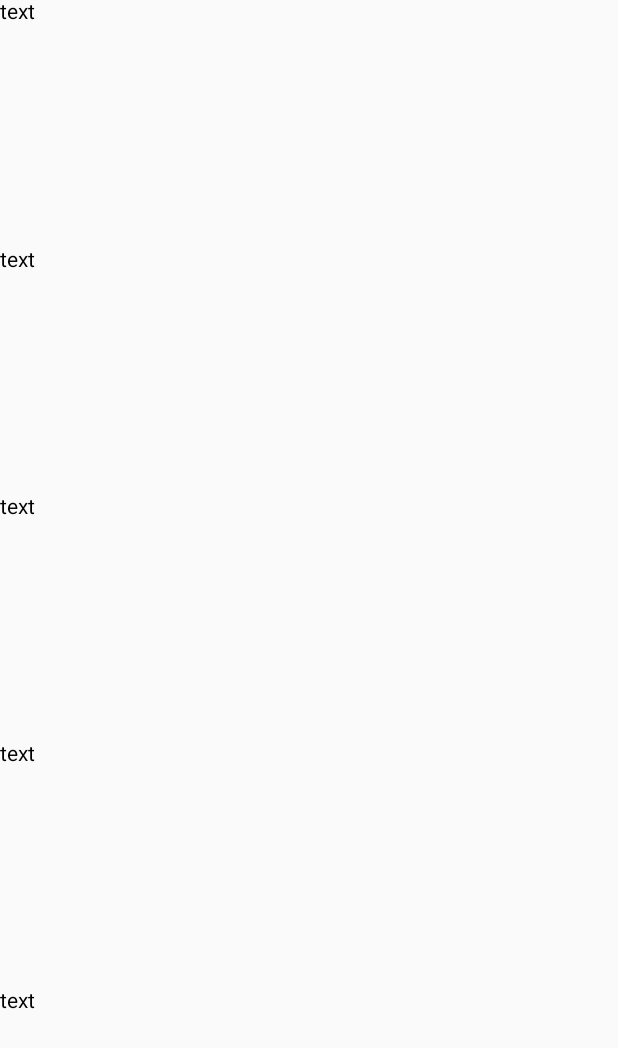
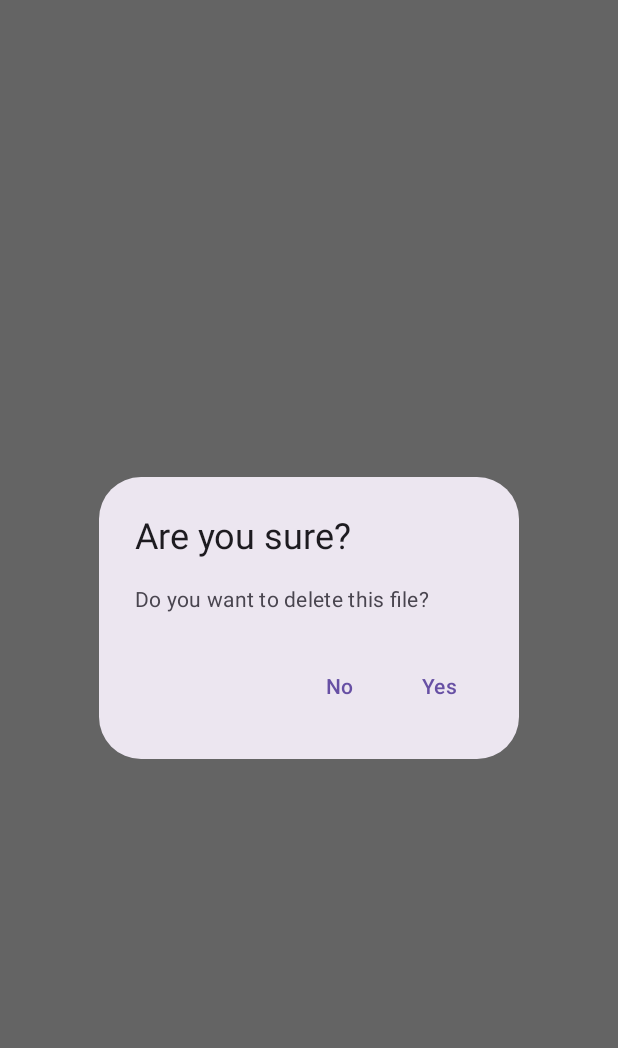
Before and after one commit to 1beattrue/MaterialComponents, an Android app built with Jetpack Compose: the screen it shows after launch (MainActivity), on a phone screen of 412 x 824 dp. Before the commit the part shown is almost empty. Shown: the top 1048 px of the screen. Run offline under Robolectric (Android 15) with nearby library versions, the phone set to English and light mode, and no system bars.

Commit message:
Несколько примеров функций Material Components

```diff
--- a/app/src/main/java/edu/mirea/onebeattrue/materialcomponents/MainActivity.kt
+++ b/app/src/main/java/edu/mirea/onebeattrue/materialcomponents/MainActivity.kt
@@ -3,10 +3,17 @@ package edu.mirea.onebeattrue.materialcomponents
 import android.os.Bundle
 import androidx.activity.ComponentActivity
 import androidx.activity.compose.setContent
+import androidx.compose.foundation.layout.Box
 import androidx.compose.foundation.layout.Column
-import androidx.compose.foundation.layout.ColumnScope
+import androidx.compose.foundation.layout.fillMaxSize
+import androidx.compose.material3.AlertDialog
+import androidx.compose.material3.ExperimentalMaterial3Api
+import androidx.compose.material3.OutlinedButton
 import androidx.compose.material3.Text
+import androidx.compose.material3.TextButton
+import androidx.compose.material3.TextField
 import androidx.compose.runtime.Composable
+import androidx.compose.ui.Alignment
 import androidx.compose.ui.Modifier
 
 class MainActivity : ComponentActivity() {
@@ -14,21 +21,54 @@ class MainActivity : ComponentActivity() {
         super.onCreate(savedInstanceState)
         setContent {
             Column {
-                TestText(text = "text", count = 5)
+                Test()
             }
         }
     }
 }
 
 @Composable
-private fun ColumnScope.TestText(
-    text: String,
-    count: Int
-) {
-    repeat(count) {
-        Text(
-            modifier = Modifier.weight(1f),
-            text = text
-        )
+private fun Test() {
+    Box(
+        modifier = Modifier.fillMaxSize(),
+        contentAlignment = Alignment.Center
+    ) {
+        Example3()
     }
 }
+
+@Composable
+private fun Example1() {
+    OutlinedButton(onClick = { /*TODO*/ }) {
+        Text(text = "Outlined Button")
+    }
+}
+
+@OptIn(ExperimentalMaterial3Api::class)
+@Composable
+private fun Example2() {
+    TextField(
+        value = "Value",
+        onValueChange = {},
+        label = { Text(text = "Label") }
+    )
+}
+
+@Composable
+private fun Example3() {
+    AlertDialog(
+        onDismissRequest = {},
+        title = { Text(text = "Are you sure?") },
+        text = { Text(text = "Do you want to delete this file?") },
+        confirmButton = {
+            TextButton(onClick = { /*TODO*/ }) {
+                Text(text = "Yes")
+            }
+        },
+        dismissButton = {
+            TextButton(onClick = { /*TODO*/ }) {
+                Text(text = "No")
+            }
+        }
+    )
+}
```
